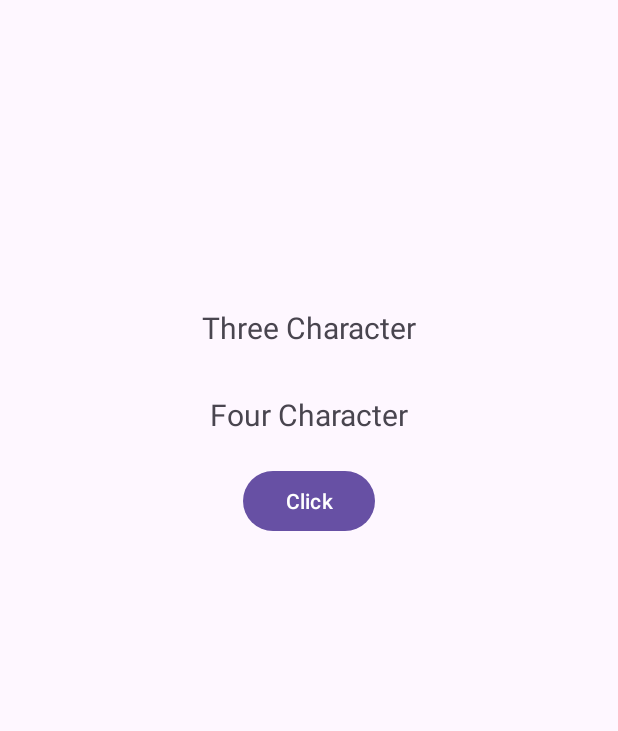
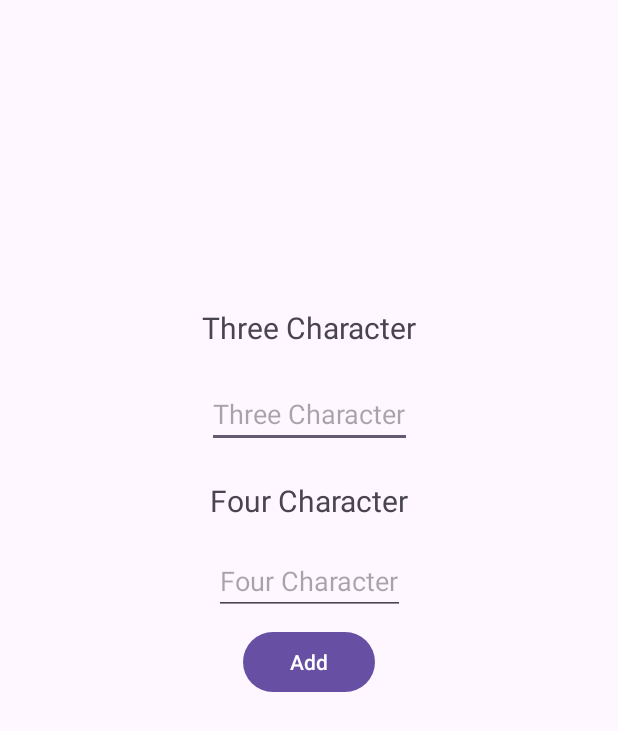
Before and after one commit to 48Shruti/Viewbuilder, an Android app: the CustomDialog screen opened directly, with no data from a screen before it, on a phone screen of 412 x 824 dp. Shown: the top 731 px of the screen. Run offline under Robolectric (Android 15) with nearby library versions, the phone set to English and light mode, and no system bars.

Commit message:
Random Character

```diff
--- a/app/src/main/java/com/shruti/viewbuilder/CustomDialog.kt
+++ b/app/src/main/java/com/shruti/viewbuilder/CustomDialog.kt
@@ -25,14 +25,14 @@ class CustomDialog : AppCompatActivity() {
              Toast.makeText(this,"Random three numbers ",Toast.LENGTH_SHORT).show()
             for (i in 0..2){
                 val randomchar = ('a'..'z').random()
-                binding.tvthreechar.setText(binding.tvthreechar?.text.toString()+ randomchar?.toString())
+                binding.etthree.setText(binding.etthree?.text.toString()+ randomchar?.toString())
             }
             }
             .setNegativeButton("Add 4 char"){_,_,->
                 Toast.makeText(this,"add four char",Toast.LENGTH_SHORT).show()
-                for (i in 0..2){
+                for (i in 0..3){
                     val randomchar1 = ('a'..'z').random()
-                    binding.tvfourchar.setText(binding.tvfourchar?.text.toString()+ randomchar1?.toString())
+                    binding.etfour.setText(binding.etfour?.text.toString()+ randomchar1?.toString())
                 }
             }
             .setNeutralButton("Cancel"){_,_,->
--- a/app/src/main/res/layout/activity_custom_dialog.xml
+++ b/app/src/main/res/layout/activity_custom_dialog.xml
@@ -41,6 +41,18 @@
         app:layout_constraintGuide_percent=".44"
         android:orientation="horizontal"
         android:id="@+id/guide_h_44"/>
+    <androidx.constraintlayout.widget.Guideline
+        android:layout_width="wrap_content"
+        android:layout_height="wrap_content"
+        app:layout_constraintGuide_percent=".50"
+        android:id="@+id/guide_h_50"
+        android:orientation="horizontal"/>
+    <androidx.constraintlayout.widget.Guideline
+        android:layout_width="wrap_content"
+        android:layout_height="wrap_content"
+        app:layout_constraintGuide_percent=".57"
+        android:id="@+id/guide_h_57"
+        android:orientation="horizontal"/>
     <TextView
         android:layout_width="wrap_content"
         android:layout_height="wrap_content"
@@ -50,26 +62,43 @@
         app:layout_constraintEnd_toEndOf="@id/guide_v_70"
         app:layout_constraintTop_toTopOf="@id/guide_h_23"
         app:layout_constraintBottom_toBottomOf="@id/guide_h_30"
-        android:textSize="@dimen/three"
-        />
+        android:textSize="@dimen/three" />
+    <EditText
+        android:layout_width="wrap_content"
+        android:layout_height="wrap_content"
+        android:hint="@string/three"
+        app:layout_constraintTop_toTopOf="@id/guide_h_30"
+        app:layout_constraintBottom_toBottomOf="@id/guide_h_37"
+        app:layout_constraintStart_toStartOf="@id/guide_v_30"
+        app:layout_constraintEnd_toEndOf="@id/guide_v_70"
+        android:id="@+id/etthree"/>
     <TextView
         android:layout_width="wrap_content"
         android:layout_height="wrap_content"
         android:id="@+id/tvfourchar"
         android:text="@string/four"
-        app:layout_constraintTop_toTopOf="@id/guide_h_30"
-        app:layout_constraintBottom_toBottomOf="@id/guide_h_37"
+        app:layout_constraintTop_toTopOf="@id/guide_h_37"
+        app:layout_constraintBottom_toBottomOf="@id/guide_h_44"
         app:layout_constraintStart_toStartOf="@id/guide_v_30"
         app:layout_constraintEnd_toEndOf="@id/guide_v_70"
         android:textSize="@dimen/four"/>
+    <EditText
+        android:layout_width="wrap_content"
+        android:layout_height="wrap_content"
+        android:hint="@string/four"
+        app:layout_constraintTop_toTopOf="@id/guide_h_44"
+        app:layout_constraintBottom_toBottomOf="@id/guide_h_50"
+        app:layout_constraintStart_toStartOf="@id/guide_v_30"
+        app:layout_constraintEnd_toEndOf="@id/guide_v_70"
+        android:id="@+id/etfour"/>
     <Button
         android:layout_width="wrap_content"
         android:layout_height="wrap_content"
         android:id="@+id/btclick"
         android:text="@string/click"
-        app:layout_constraintTop_toTopOf="@id/guide_h_37"
+        app:layout_constraintTop_toTopOf="@id/guide_h_50"
         app:layout_constraintEnd_toEndOf="@id/guide_v_70"
         app:layout_constraintStart_toStartOf="@id/guide_v_30"
-        app:layout_constraintBottom_toBottomOf="@id/guide_h_44"
+        app:layout_constraintBottom_toBottomOf="@id/guide_h_57"
         />
 </androidx.constraintlayout.widget.ConstraintLayout>
--- a/app/src/main/res/values/strings.xml
+++ b/app/src/main/res/values/strings.xml
@@ -7,7 +7,7 @@
     <string name="etname">Enter your name</string>
     <string name="etroll">Enter your roll number</string>
     <string name="done">Done</string>
-    <string name="click">\Click</string>
+    <string name="click">Add</string>
     <string name="three">Three Character</string>
     <string name="four">Four Character</string>
     <string name="next">Next</string>
```
